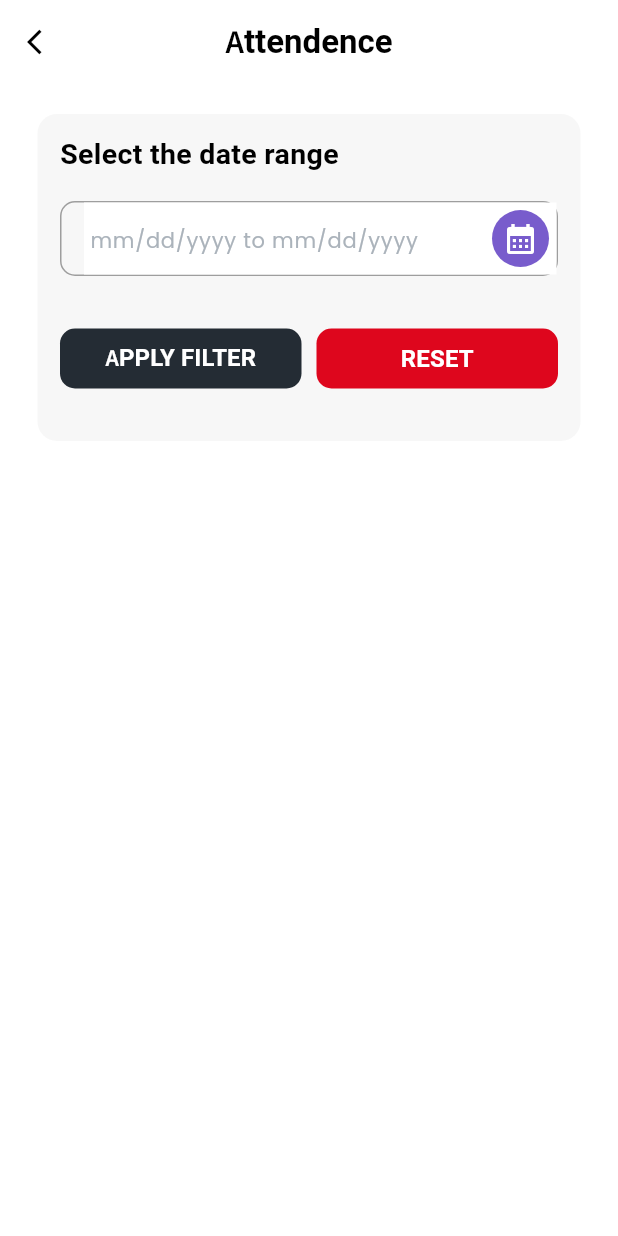
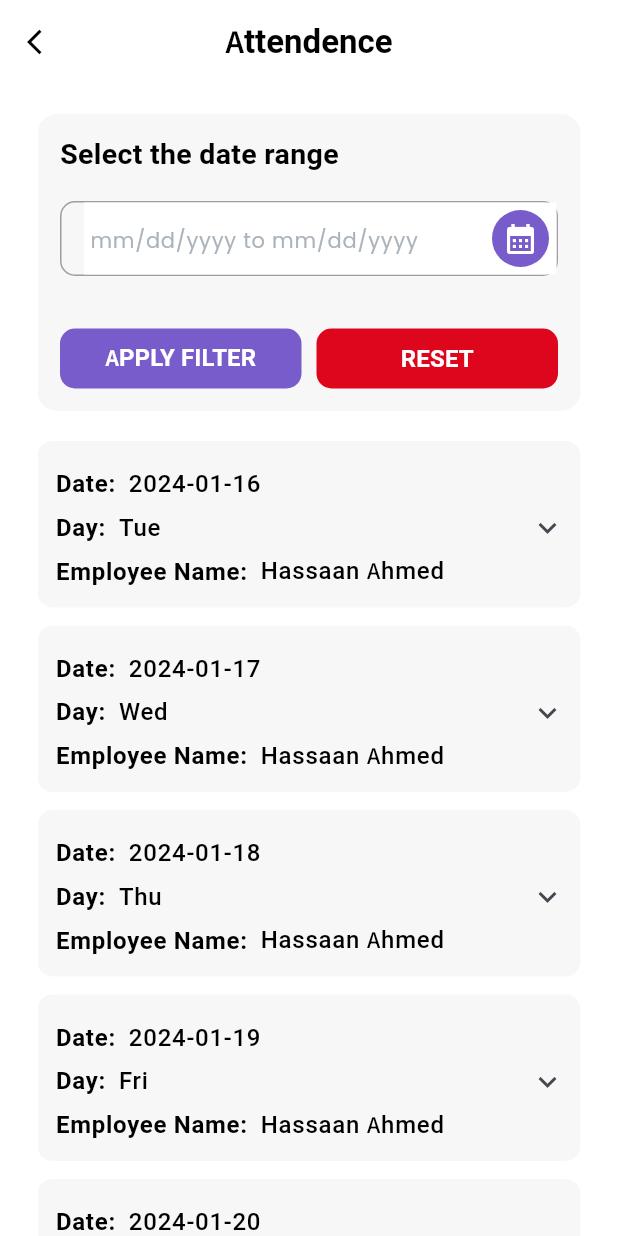
Before and after one commit to AliJawadSubhan/employee_management_system, a Flutter app: the AttendancePage screen opened directly, on a phone screen of 412 x 824 dp. Run offline on Flutter 3.47's test engine with Material 3 defaults, Android fonts, the phone set to English and light mode, and no system bars; our stand-ins replace auto_size_text, buttons_tabbar, flutter_svg, google_fonts, local_auth, syncfusion_flutter_charts; missing offline and left inert: omni_datetime_picker; Roboto replaces fonts that are missing (Questrial).

Commit message:
Updates Jan 24
Attendence page created

```diff
--- a/lib/base/base.dart
+++ b/lib/base/base.dart
@@ -1,5 +1,6 @@
 import 'package:employee_management_system/modules/attendence/attendence_page.dart';
 import 'package:employee_management_system/modules/attendence/attendence_provider.dart';
+import 'package:employee_management_system/modules/authentication/login_user/login_user.dart';
 import 'package:flutter/material.dart';
 import 'package:provider/provider.dart';
 
@@ -22,7 +23,7 @@ class EmployeeManagementSystem extends StatelessWidget {
           useMaterial3: true,
           indicatorColor: Colors.white,
         ),
-        home: AttendancePage(),
+        home: LoginPage(),
       ),
     );
   }
--- a/lib/modules/attendence/attendence_page.dart
+++ b/lib/modules/attendence/attendence_page.dart
@@ -2,8 +2,10 @@ import 'package:employee_management_system/configs/constants/color_constants.dar
 import 'package:employee_management_system/configs/extensions/buildcontext_extensions.dart';
 import 'package:employee_management_system/core/core_widgets/widget_links.dart';
 import 'package:employee_management_system/modules/attendence/attendence_provider.dart';
-import 'package:employee_management_system/modules/attendence/widgets/date_picker.dart';
+import 'package:employee_management_system/modules/attendence/widgets/attendence_list.dart';
 import 'package:flutter/material.dart';
+import 'package:intl/intl.dart';
+import 'package:omni_datetime_picker/omni_datetime_picker.dart';
 import 'package:provider/provider.dart';
 
 // ignore: must_be_immutable
@@ -16,6 +18,7 @@ class AttendancePage extends StatelessWidget {
 
     return Scaffold(
       appBar: AppBar(
+        surfaceTintColor: ColorConstants.whiteColor,
         leading: GestureDetector(
           onTap: () {
             context.popFromScreen();
@@ -33,10 +36,8 @@ class AttendancePage extends StatelessWidget {
       body: SafeArea(
         child: Padding(
           padding: const EdgeInsets.symmetric(horizontal: 25.0),
-          child:
-              // Stack(
-              //   children: [
-              Column(
+          child: SingleChildScrollView(
+            child: Column(
               mainAxisAlignment: MainAxisAlignment.start,
               crossAxisAlignment: CrossAxisAlignment.center,
               children: [
@@ -67,8 +68,35 @@ class AttendancePage extends StatelessWidget {
                               child: GestureDetector(
                                 onTap: () async {
                                   List<DateTime>? dateTimeList =
-                                    datePicker(context);
-                                debugPrint(dateTimeList.toString());
+                                      await showOmniDateTimeRangePicker(
+                                    context: context,
+                                    startInitialDate: DateTime.now(),
+                                    startFirstDate: DateTime(1600)
+                                        .subtract(const Duration(days: 3652)),
+                                    startLastDate: DateTime.now().add(
+                                      const Duration(days: 3652),
+                                    ),
+                                    endInitialDate: DateTime.now(),
+                                    endFirstDate: DateTime(1600)
+                                        .subtract(const Duration(days: 3652)),
+                                    endLastDate: DateTime.now().add(
+                                      const Duration(days: 3652),
+                                    ),
+                                    type: OmniDateTimePickerType.date,
+                                    borderRadius: const BorderRadius.all(
+                                        Radius.circular(16)),
+                                  );
+                                  if (dateTimeList != null) {
+                                    attendenceProvider.selectStartDate(
+                                        DateFormat('dd/MM/yyyy')
+                                            .format(dateTimeList.first)
+                                            .toString());
+                                    attendenceProvider.selectEndDate(
+                                        DateFormat('dd/MM/yyyy')
+                                            .format(dateTimeList.last)
+                                            .toString());
+                                    attendenceProvider.showDate();
+                                  }
                                 },
                                 child: const CircleAvatar(
                                   radius: 15,
@@ -92,11 +120,13 @@ class AttendancePage extends StatelessWidget {
                             children: [
                               Expanded(
                                   child: customElevatedBtnWidget(
-                                    bgColor: const Color(0xff242c34),
+                                      bgColor: ColorConstants.primaryColor,
                                       child: customTextWidget(
                                           text: 'APPLY FILTER',
                                           color: ColorConstants.whiteColor),
-                                    func: () {})),
+                                      func: () {
+                                        attendenceProvider.sortList();
+                                      })),
                               Spaces.smallw,
                               Expanded(
                                   child: customElevatedBtnWidget(
@@ -105,45 +135,22 @@ class AttendancePage extends StatelessWidget {
                                           text: 'RESET',
                                           color: ColorConstants.whiteColor),
                                       func: () {
-                                      attendenceProvider.dateController.clear();
+                                        attendenceProvider.dateController
+                                            .clear();
+                                        attendenceProvider.clearList();
                                       })),
                             ],
                           ),
                         ),
-                      Spaces.mid,
                       ],
                     ),
                   ),
                 ),
+                Spaces.mid,
+                const AttendenceList(),
               ],
             ),
-          //     Consumer<AttendenceProvider>(
-          //       builder: (context, provider, child) {
-          //         return Visibility(
-          //           visible: provider.isVal,
-          //           child: Positioned(
-          //             top: 170,
-          //             right: 35,
-          //             child: Container(
-          //               height: context.screenHeight * 0.4,
-          //               decoration: BoxDecoration(
-          //                   borderRadius: BorderRadius.circular(12.0),
-          //                   color: ColorConstants.whiteColor,
-          //                   boxShadow: const [
-          //                     BoxShadow(
-          //                         color: Colors.grey,
-          //                         blurRadius: 13.0,
-          //                         spreadRadius: 1.0)
-          //                   ]),
-          //               width: context.screenWidth * 0.74,
-          //               child: datePicker(context),
-          //             ),
-          //           ),
-          //         );
-          //       },
-          //     ),
-          //   ],
-          // ),
+          ),
         ),
       ),
     );
--- /dev/null
+++ b/lib/modules/attendence/model/attendence_model.dart
@@ -0,0 +1,32 @@
+class AttendanceModel {
+  String? date;
+  String? day;
+  String? detail;
+  String? checkin;
+  String? checkout;
+  String? wrkingHrs;
+  String? status;
+  String? reason;
+
+  AttendanceModel(this.date, this.day, this.detail, this.checkin, this.checkout,
+      this.wrkingHrs, this.status, this.reason);
+}
+
+List<AttendanceModel> attendenceList = [
+  AttendanceModel('2024-01-16', 'Tue', 'Hassaan Ahmed', '03:14 PM', '11:14 PM',
+      '07:59:47', 'Present', ''),
+  AttendanceModel('2024-01-17', 'Wed', 'Hassaan Ahmed', '03:14 PM', '11:14 PM',
+      '07:59:47', 'Present', ''),
+  AttendanceModel('2024-01-18', 'Thu', 'Hassaan Ahmed', '03:14 PM', '11:14 PM',
+      '07:59:47', 'Present', ''),
+  AttendanceModel('2024-01-19', 'Fri', 'Hassaan Ahmed', '03:14 PM', '11:14 PM',
+      '07:59:47', 'Present', ''),
+  AttendanceModel('2024-01-20', 'Sat', 'Hassaan Ahmed', '03:14 PM', '11:14 PM',
+      '07:59:47', 'Present', ''),
+  AttendanceModel('2024-01-21', 'Mon', 'Hassaan Ahmed', '03:14 PM', '11:14 PM',
+      '07:59:47', 'Present', ''),
+  AttendanceModel('2024-01-22', 'Tue', 'Hassaan Ahmed', '03:14 PM', '11:14 PM',
+      '07:59:47', 'Present', ''),
+  AttendanceModel('2024-01-23', 'Wed', 'Hassaan Ahmed', '03:14 PM', '11:14 PM',
+      '07:59:47', 'Present', ''),
+];
--- a/lib/modules/attendence/widgets/attendence_list.dart
+++ b/lib/modules/attendence/widgets/attendence_list.dart
@@ -1,45 +1,109 @@
-// import 'package:flutter/material.dart';
+import 'package:employee_management_system/configs/constants/color_constants.dart';
+import 'package:employee_management_system/configs/extensions/buildcontext_extensions.dart';
+import 'package:employee_management_system/core/core_widgets/core_text.dart';
+import 'package:employee_management_system/core/core_widgets/spaces.dart';
+import 'package:employee_management_system/modules/attendence/attendence_provider.dart';
+import 'package:employee_management_system/modules/attendence/model/attendence_model.dart';
+import 'package:flutter/material.dart';
+import 'package:provider/provider.dart';
 
-// class AttendenceList extends StatelessWidget {
-//   const AttendenceList({super.key});
+class AttendenceList extends StatelessWidget {
+  const AttendenceList({super.key});
 
-//   @override
-//   Widget build(BuildContext context) {
-//     return ListView.builder(
-//       itemCount: 2,
-//       itemBuilder: (context, index) {
-//         return Padding(
-//           padding: const EdgeInsets.only(bottom: 12),
-//           child: Container(
-//             decoration: BoxDecoration(
-//               borderRadius: BorderRadius.circular(10),
-//               color: const Color(0xFFF7F7F7),
-//             ),
-//             child: Theme(
-//               data: ThemeData().copyWith(dividerColor: Colors.transparent),
-//               child: ExpansionTile(
-//                 title: customTextWidget(
-//                     text: "$index)  ${item.name}",
-//                     fontSize: 15,
-//                     fontWeight: FontWeight.w500,
-//                     color: ColorConstants.primaryColor),
-//                 expandedAlignment: Alignment.topLeft,
-//                 children: [
-//                   Spaces.smallh,
-//                   Padding(
-//                     padding: const EdgeInsets.only(left: 20.0),
-//                     child: customTextWidget(
-//                         text: item.date.toString(),
-//                         fontSize: 15,
-//                         fontWeight: FontWeight.w400),
-//                   ),
-//                   Spaces.mid,
-//                 ],
-//               ),
-//             ),
-//           ),
-//         );
-//       },
-//     );
-//   }
-// }
+  @override
+  Widget build(BuildContext context) {
+    return Consumer<AttendenceProvider>(
+      builder: (context, provider, child) {
+        return provider.isloading == true
+            ? SizedBox(
+                height: context.screenHeight * 0.5,
+                child: const Center(
+                  child: CircularProgressIndicator(
+                    color: ColorConstants.primaryColor,
+                  ),
+                ),
+              )
+            : ListView.builder(
+                shrinkWrap: true,
+                physics: const NeverScrollableScrollPhysics(),
+                itemCount: provider.sortData.isEmpty
+                    ? attendenceList.length
+                    : provider.sortData.length,
+                itemBuilder: (context, index) {
+                  var item = provider.sortData.isEmpty
+                      ? attendenceList[index]
+                      : provider.sortData[index];
+                  return Padding(
+                    padding: const EdgeInsets.only(bottom: 12),
+                    child: Container(
+                      decoration: BoxDecoration(
+                        borderRadius: BorderRadius.circular(10),
+                        color: const Color(0xFFF7F7F7),
+                      ),
+                      child: Theme(
+                        data: ThemeData()
+                            .copyWith(dividerColor: Colors.transparent),
+                        child: ExpansionTile(
+                          tilePadding: const EdgeInsets.only(
+                              left: 12.0, top: 10.0, bottom: 5.0, right: 10.0),
+                          title: Column(
+                            children: [
+                              rowData('Date', item.date!),
+                              Spaces.smallh,
+                              rowData('Day', item.day!),
+                              Spaces.smallh,
+                              rowData('Employee Name', item.detail!),
+                            ],
+                          ),
+                          expandedAlignment: Alignment.topLeft,
+                          childrenPadding: const EdgeInsets.only(
+                              left: 12.0, bottom: 10.0, right: 10.0),
+                          children: [
+                            rowData('Checkin', item.checkin!),
+                            Spaces.smallh,
+                            rowData('Checkout', item.checkout!),
+                            Spaces.smallh,
+                            rowData('Total Working Hrs', item.wrkingHrs!),
+                            Spaces.smallh,
+                            rowData('Status', item.status!),
+                            Spaces.smallh,
+                            rowData('Reason', item.reason!),
+                          ],
+                        ),
+                      ),
+                    ),
+                  );
+                },
+              );
+      },
+    );
+  }
+}
+
+Widget rowData(
+  String heading,
+  String title,
+) {
+  return Builder(
+    builder: (context) {
+      return Row(
+        children: [
+          customTextWidget(
+              text: '$heading:  ',
+              fontSize: 16,
+              fontWeight: FontWeight.w600,
+              color: ColorConstants.blackColor),
+          SizedBox(
+            width: context.screenWidth * 0.36,
+            child: customTextWidget(
+                overflow: TextOverflow.ellipsis,
+                text: title,
+                fontSize: 16,
+                fontWeight: FontWeight.w500,
+                color: ColorConstants.blackColor),
+          ),
+        ],
+      );
+    },
+  );
+}
--- a/lib/modules/dashboard/dashboard_page.dart
+++ b/lib/modules/dashboard/dashboard_page.dart
@@ -4,6 +4,7 @@ import 'package:employee_management_system/core/core_widgets/core_text.dart';
 import 'package:employee_management_system/core/core_widgets/custom_elevated_button.dart';
 import 'package:employee_management_system/core/core_widgets/custom_field.dart';
 import 'package:employee_management_system/core/core_widgets/spaces.dart';
+import 'package:employee_management_system/modules/attendence/attendence_page.dart';
 import 'package:employee_management_system/modules/employee_stats/employee_stats.dart';
 import 'package:employee_management_system/modules/holidaylist/holiday_list.dart';
 import 'package:flutter/material.dart';
@@ -100,7 +101,7 @@ class DashboardPage extends StatelessWidget {
                     children: [
                       GestureDetector(
                         onTap: () {
-                          context.pushScreenTo(const EmployeeStatsPage());
+                          context.pushScreenTo(const AttendancePage());
                         },
                         child: Container(
                           height: context.screenHeight * 0.1,
```
Also changed, not shown: lib/modules/attendence/attendence_provider.dart (+57 -1 lines), lib/modules/attendence/widgets/date_picker.dart (deleted, +0 -20 lines), lib/modules/holidaylist/holiday_list.dart (+3 -14 lines). Lines whose indentation alone changed are shown as unchanged.
